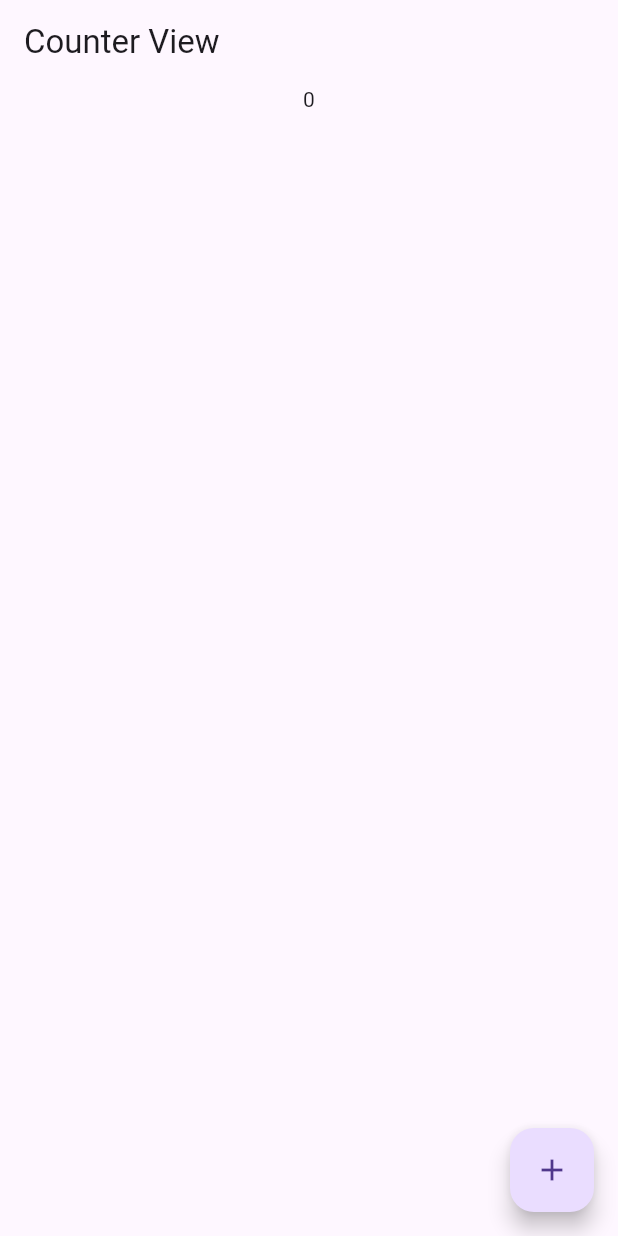
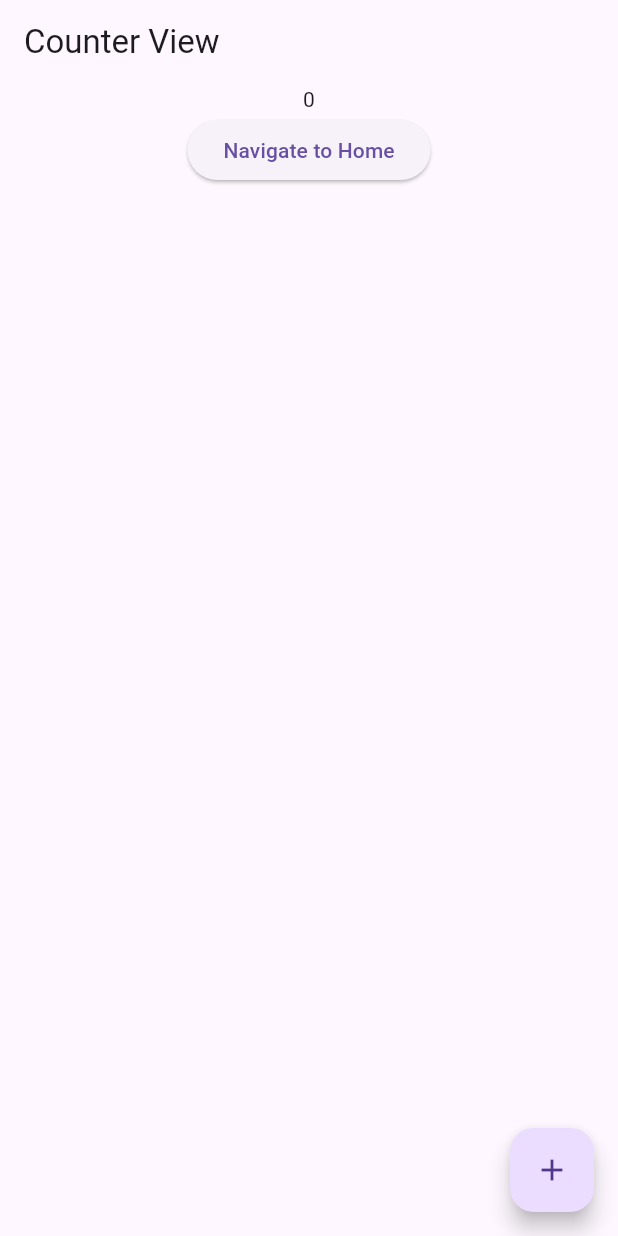
Before and after one commit to Suhaibusman/Getx_Practice, a Flutter app: the screen it shows after launch, on a phone screen of 412 x 824 dp. Run offline on Flutter 3.47's test engine with Material 3 defaults, Android fonts, the light colour scheme and no system bars; our stand-ins replace get.

Commit message:
getx practice

```diff
--- a/lib/ui/counter_view.dart
+++ b/lib/ui/counter_view.dart
@@ -2,19 +2,25 @@ import 'package:flutter/material.dart';
 import 'package:get/get.dart';
 
 import 'package:getx_practice/controller/counter_controller.dart';
+import 'package:getx_practice/ui/home_view.dart';
 
 class CounterView extends StatelessWidget {
   const CounterView({super.key});
 
   @override
   Widget build(BuildContext context) {
-    CounterController counterController = CounterController();
+      CounterController counterController = Get.put(CounterController());
+
+    // CounterController counterController = CounterController();
     return  Scaffold(
       appBar: AppBar(title: const Text("Counter View"),),
       body: Center(
         child: Column(
           children: [
-          Obx(()=>Text(counterController.count.value.toString()))
+          Obx(()=>Text(counterController.count.value.toString())),
+          ElevatedButton(onPressed: (){
+            Get.to(const HomeView());
+          }, child: const Text("Navigate to Home"))
           ],
         ),
       ),
```
Also changed, not shown: lib/ui/home_view.dart (+23 -1 lines).
